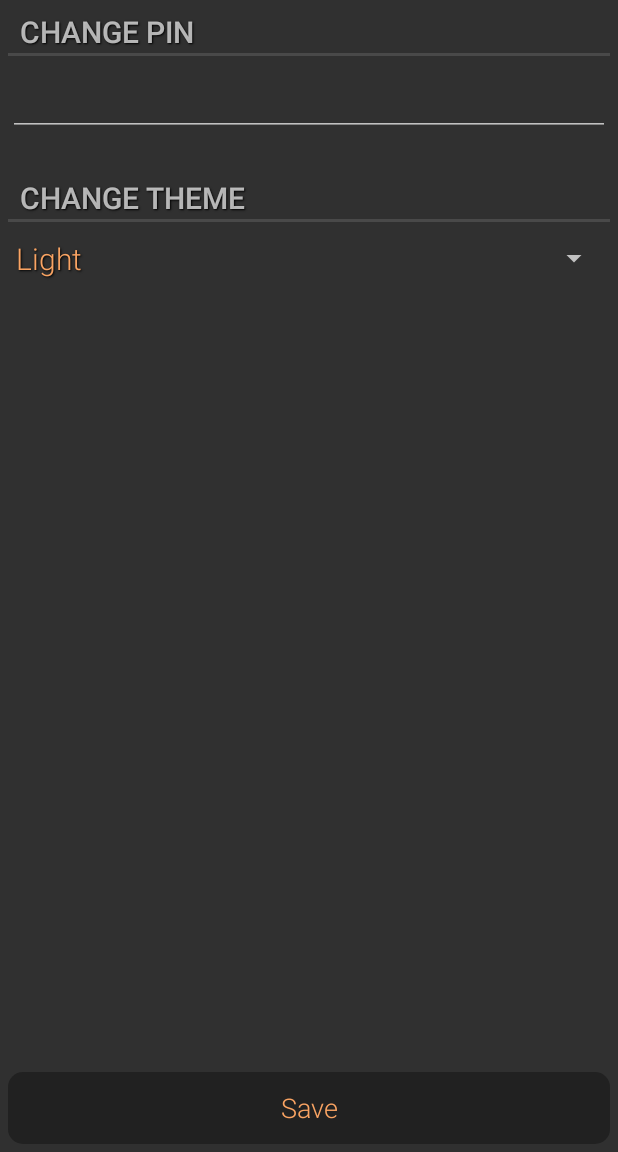
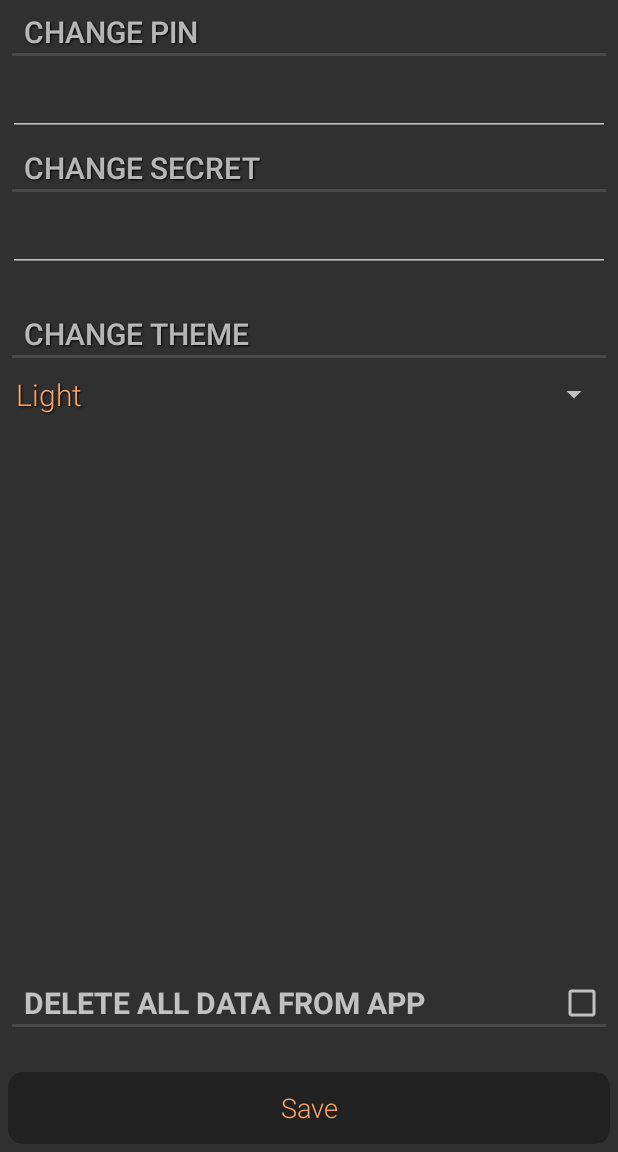
Before and after one commit to Ninise/PassKeeper, an Android app: the fragment SettingsFragment placed in its activity, on a phone screen of 412 x 824 dp, the part 84-1236 px from its top. Run offline under Robolectric (Android 15) with nearby library versions, the phone set to English and light mode, and no system bars.

Commit message:
Now work change pin & change secret & added funtion delete all data from app & some changes

```diff
--- a/app/build.gradle
+++ b/app/build.gradle
@@ -4,7 +4,7 @@ android {
     compileSdkVersion 23
     buildToolsVersion "23.0.2"
     defaultConfig {
-        applicationId 'com.github.hazelhunt.passkeeper'
+        applicationId 'com.hazelhunt.passkeeper'
         minSdkVersion 15
         targetSdkVersion 23
         versionCode 1
--- a/app/src/main/java/com/hazelhunt/passkeeper/passlist/ContentFragment.java
+++ b/app/src/main/java/com/hazelhunt/passkeeper/passlist/ContentFragment.java
@@ -13,11 +13,11 @@ import android.view.LayoutInflater;
 import android.view.View;
 import android.view.ViewGroup;
 
-import java.util.List;
-
 import com.hazelhunt.passkeeper.R;
 import com.hazelhunt.passkeeper.database.DatabaseHandler;
 import com.hazelhunt.passkeeper.database.PKDataModel;
+
+import java.util.List;
 
 public class ContentFragment extends Fragment {
 
--- a/app/src/main/java/com/hazelhunt/passkeeper/settings/SettingsActivity.java
+++ b/app/src/main/java/com/hazelhunt/passkeeper/settings/SettingsActivity.java
@@ -49,7 +49,6 @@ public class SettingsActivity extends AppCompatActivity {
         mUserData = getSharedPreferences(mUserDataWorker.APP_PREFERENCES, Context.MODE_PRIVATE);
 
         showAlertDialog();
-
     }
 
     private void viewSettingsFragment() {
--- a/app/src/main/java/com/hazelhunt/passkeeper/settings/SettingsFragment.java
+++ b/app/src/main/java/com/hazelhunt/passkeeper/settings/SettingsFragment.java
@@ -12,17 +12,26 @@ import android.view.View;
 import android.view.ViewGroup;
 import android.widget.AdapterView;
 import android.widget.ArrayAdapter;
+import android.widget.Button;
+import android.widget.CheckedTextView;
 import android.widget.EditText;
+import android.widget.Toast;
 
 import com.hazelhunt.passkeeper.R;
+import com.hazelhunt.passkeeper.database.DatabaseHandler;
 import com.hazelhunt.passkeeper.utils.UserDataWorker;
 
 public class SettingsFragment extends Fragment implements AdapterView.OnItemSelectedListener {
 
     private static final String TAG = "SettingsFragment";
 
+    public static String TAG_THEME = "";
+
     private AppCompatSpinner mSpinner;
     private EditText mPinEditText;
+    private EditText mSecretEditText;
+    private CheckedTextView mDeleteADCheckedTextView;
+    private Button mSaveButton;
 
     private UserDataWorker mUserDataWorker;
     private SharedPreferences mUserData;
@@ -54,10 +63,44 @@ public class SettingsFragment extends Fragment implements AdapterView.OnItemSele
         mSpinner.setOnItemSelectedListener(this);
 
         mPinEditText = (EditText) v.findViewById(R.id.changePinEditText);
-        mPinEditText.setOnClickListener(new View.OnClickListener() {
+        mSecretEditText = (EditText) v.findViewById(R.id.changeSecretEditText);
+
+        mDeleteADCheckedTextView = (CheckedTextView) v.findViewById(R.id.deleteAllDataCheckedTextView);
+        mDeleteADCheckedTextView.setOnClickListener(new View.OnClickListener() {
+            @Override
+            public void onClick(View v) {
+                ((CheckedTextView) v).toggle();
+            }
+        });
+
+        mSaveButton = (Button) v.findViewById(R.id.settingsButton);
+        mSaveButton.setOnClickListener(new View.OnClickListener() {
             @Override
             public void onClick(View v) {
 
+                if (isNotEmpty(mPinEditText.getText().toString())) {
+                    mUserDataWorker.changePin(mUserData, mPinEditText.getText().toString().trim());
+                    Log.d(TAG, "PIN CHANGED");
+                }
+
+                if (isNotEmpty(mSecretEditText.getText().toString())) {
+                    mUserDataWorker.changeSecret(mUserData, mSecretEditText.getText().toString().trim());
+                    Log.d(TAG, "SECRET CHANGED");
+                }
+
+                if (mDeleteADCheckedTextView.isChecked()) {
+                    DatabaseHandler db = new DatabaseHandler(getActivity());
+                    db.deleteAllDataPasses();
+                    Log.d(TAG, "ALL DATA DELETED");
+                }
+                Toast.makeText(getActivity(), R.string.toast_settings, Toast.LENGTH_SHORT).show();
+
+                getActivity().onBackPressed();
+
+                Log.d(TAG, "PIN: " + mPinEditText.getText().toString() +
+                " SECRET: " + mSecretEditText.getText().toString() +
+                " THEME: " + TAG_THEME +
+                " DELETE ALL DATA: " + mDeleteADCheckedTextView.isChecked());
             }
         });
 
@@ -69,10 +112,10 @@ public class SettingsFragment extends Fragment implements AdapterView.OnItemSele
         String item = String.valueOf(parent.getItemAtPosition(position));
         switch (item) {
             case "Light":
-                Log.d(TAG, String.valueOf(parent.getItemAtPosition(position)));
+                TAG_THEME = String.valueOf(parent.getItemAtPosition(position));
                 break;
             case "Dark":
-                Log.d(TAG, String.valueOf(parent.getItemAtPosition(position)));
+                TAG_THEME = String.valueOf(parent.getItemAtPosition(position));
                 break;
         }
     }
@@ -82,4 +125,8 @@ public class SettingsFragment extends Fragment implements AdapterView.OnItemSele
 
     }
 
+    private boolean isNotEmpty(String value) {
+        return !value.isEmpty();
+    }
+
 }
--- a/app/src/main/java/com/hazelhunt/passkeeper/utils/IUserDataWorker.java
+++ b/app/src/main/java/com/hazelhunt/passkeeper/utils/IUserDataWorker.java
@@ -7,7 +7,7 @@ public interface IUserDataWorker {
     boolean login(SharedPreferences userData, String inputPincode);
     void createUser(SharedPreferences userData, String pincode, String secret);
     String loadUserData(SharedPreferences userData, String dataTag);
-    boolean changePin(SharedPreferences userData, String newPin, String secret);
-    boolean changeSecret(SharedPreferences userData, String oldSecret, String newSecret);
+    void changePin(SharedPreferences userData, String newPin);
+    void changeSecret(SharedPreferences userData, String newSecret);
     boolean isTrueSecret(SharedPreferences userData, String secret);
 }
--- a/app/src/main/res/layout/fragment_settings_layout.xml
+++ b/app/src/main/res/layout/fragment_settings_layout.xml
@@ -8,8 +8,8 @@
         android:layout_width="match_parent"
         android:layout_height="wrap_content"
         android:layout_gravity="left"
-        android:layout_marginLeft="5dp"
-        android:layout_marginRight="5dp"
+        android:layout_marginLeft="8dp"
+        android:layout_marginRight="8dp"
         android:layout_marginTop="5dp"
         android:text="@string/change_pin"
         android:textSize="20sp"
@@ -29,8 +29,29 @@
         android:layout_width="match_parent"
         android:layout_height="wrap_content"
         android:layout_gravity="left"
+        android:layout_marginLeft="8dp"
+        android:layout_marginRight="8dp"
+        android:layout_marginTop="5dp"
+        android:text="@string/change_secret"
+        android:textSize="20sp"
+        style="?android:listSeparatorTextViewStyle"/>
+
+    <EditText
+        android:id="@+id/changeSecretEditText"
+        android:layout_width="match_parent"
+        android:layout_height="wrap_content"
         android:layout_marginLeft="5dp"
         android:layout_marginRight="5dp"
+        android:layout_marginTop="5dp"
+        android:textSize="20sp"
+        style="@style/RobotoTextViewStyle"/>
+
+    <TextView
+        android:layout_width="match_parent"
+        android:layout_height="wrap_content"
+        android:layout_gravity="left"
+        android:layout_marginLeft="8dp"
+        android:layout_marginRight="8dp"
         android:layout_marginTop="25dp"
         android:text="@string/change_theme"
         android:textSize="20sp"
@@ -43,23 +64,38 @@
         android:layout_marginLeft="5dp"
         android:layout_marginRight="5dp"
         android:layout_marginTop="5dp"
-
         android:clickable="true"
         />
-    <FrameLayout
+
+    <LinearLayout
         android:layout_width="match_parent"
-        android:layout_height="match_parent">
+        android:layout_height="match_parent"
+        android:gravity="bottom"
+        android:orientation="vertical">
+
+        <android.support.v7.widget.AppCompatCheckedTextView
+            android:id="@+id/deleteAllDataCheckedTextView"
+            android:layout_width="match_parent"
+            android:layout_height="wrap_content"
+            android:layout_marginLeft="8dp"
+            android:layout_marginRight="8dp"
+            android:layout_marginBottom="30dp"
+            android:textSize="20sp"
+            android:text="@string/deleteAllData"
+            android:checkMark="?android:attr/listChoiceIndicatorMultiple"
+            android:checked="false"
+            style="?android:listSeparatorTextViewStyle"/>
 
         <Button
               android:id="@+id/settingsButton"
               android:layout_width="match_parent"
               android:layout_height="wrap_content"
-              android:layout_gravity="bottom"
               android:layout_marginBottom="5dp"
               android:layout_marginLeft="5dp"
               android:layout_marginRight="5dp"
               android:text="@string/saveBtn"
               android:background="@drawable/button_state"/>
 
-    </FrameLayout>
+    </LinearLayout>
+
 </LinearLayout>
--- a/app/src/main/res/values/strings.xml
+++ b/app/src/main/res/values/strings.xml
@@ -35,6 +35,9 @@
     <string name="alertSettings">Please entry your secret</string>
     <string name="cancel">Cancel</string>
     <string name="alertFailSecret">Fail secret, please try again</string>
+    <string name="change_secret">Change secret</string>
+    <string name="deleteAllData">Delete all data from app</string>
+    <string name="toast_settings">All changes saved</string>
     <string-array name="themes">
         <item name="light_theme">Light</item>
         <item name="dark_theme">Dark</item>
```
Also changed, not shown: app/src/main/java/com/hazelhunt/passkeeper/passlist/PassListActivity.java (+7 -2 lines), app/src/main/java/com/hazelhunt/passkeeper/pincode/PincodeFragment.java (+2 -5 lines), app/src/main/java/com/hazelhunt/passkeeper/utils/UserDataWorker.java (+2 -16 lines), app/src/main/res/layout/fragment_pincode_layout.xml (+8 -5 lines), 2 other files.
